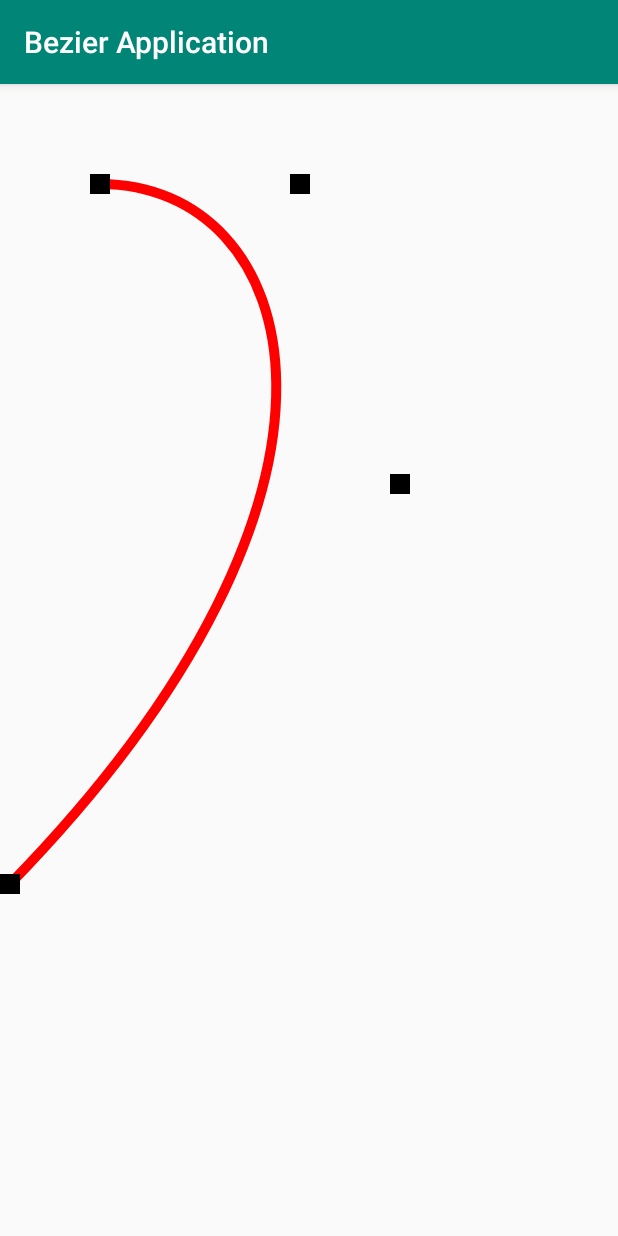
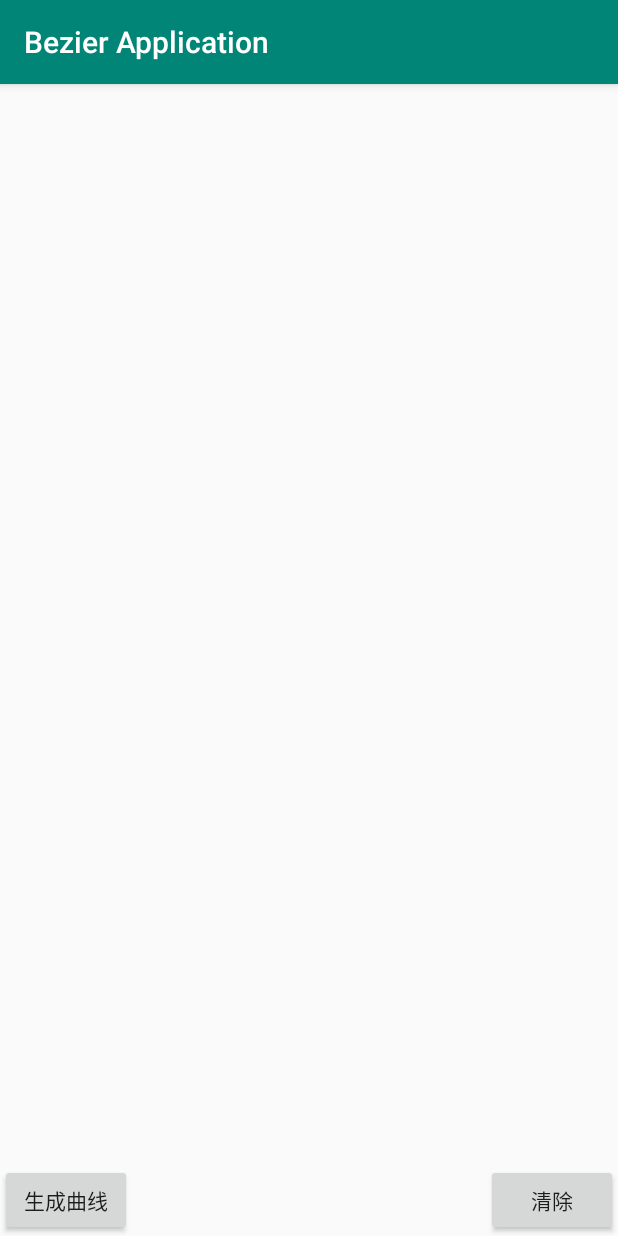
Before and after one commit to infinite-Zh/bezier-app, an Android app: the screen it shows after launch (MainActivity), on a phone screen of 412 x 824 dp. Run offline under Robolectric (Android 15) with nearby library versions, the phone set to English and light mode, and no system bars.

Commit message:
添加取点和生成曲线的方法

```diff
--- a/app/src/main/java/cn/infinite/bezierapplication/BezierView.kt
+++ b/app/src/main/java/cn/infinite/bezierapplication/BezierView.kt
@@ -44,22 +44,37 @@ class BezierView : View {
         return super.onTouchEvent(event)
     }
 
-    fun drawBezier(canvas: Canvas) {
+    private fun drawBezier(canvas: Canvas) {
         if (mPoints.size <= 1) {
             return
         }
-        if (mPoints.size == 2) {
-            mPath.moveTo(mPoints[0].x, mPoints[0].y)
-            mPath.lineTo(mPoints[1].x, mPoints[1].y)
-        } else {
-
-        }
-
 
         canvas.drawPath(mPath, mPaint)
 
     }
 
+    /**
+     * p(i,j)=
+     *
+     * */
+    private fun calculateBezier(order: Int, j: Int, t: Float, calculateX: Boolean): Float {
+        return if (order == 1) {
+            if (calculateX) {
+                (1 - t).times(mPoints[j].x) + t.times(mPoints[j - 1].x)
+            } else {
+                (1 - t).times(mPoints[j].y) + t.times(mPoints[j - 1].y)
+            }
+        } else {
+            (1 - t).times(calculateBezier(order - 1, j, t, calculateX)) + t.times(
+                calculateBezier(
+                    order - 1,
+                    j + 1,
+                    t,
+                    calculateX
+                )
+            )
+        }
+    }
 
 
     fun reset() {
@@ -68,18 +83,41 @@ class BezierView : View {
         invalidate()
     }
 
+    fun compute() {
+
+        for (i in 0..999) {
+        }
+        var i = 1 / 1000f
+        while (i < 1) {
+            val p = PointF(
+                calculateBezier(mPoints.size - 1, 0, i, true),
+                calculateBezier(mPoints.size - 1, 0, i, false)
+            )
+            if (i == 1 / 1000f) {
+                mPath.moveTo(p.x, p.y)
+            } else {
+                mPath.lineTo(p.x, p.y)
+            }
+
+            i += 1 / 1000
+        }
+
+        invalidate()
+    }
+
     override fun onDraw(canvas: Canvas?) {
         super.onDraw(canvas)
-        mPath.moveTo(100f, 100f)
-//        mPath.quadTo(300f,100f,400f,400f)
-        mPath.cubicTo(300f, 100f, 400f, 400f, 10f, 800f)
-        canvas?.apply {
-            drawPath(mPath, mPaint)
-            drawPoint(100f, 100f, mPointPaint)
-            drawPoint(300f, 100f, mPointPaint)
-            drawPoint(400f, 400f, mPointPaint)
-            drawPoint(10f, 800f, mPointPaint)
-
-        }
+//        mPath.moveTo(100f, 100f)
+////        mPath.quadTo(300f,100f,400f,400f)
+//        mPath.cubicTo(300f, 100f, 400f, 400f, 10f, 800f)
+//        canvas?.apply {
+//            drawPath(mPath, mPaint)
+//            drawPoint(100f, 100f, mPointPaint)
+//            drawPoint(300f, 100f, mPointPaint)
+//            drawPoint(400f, 400f, mPointPaint)
+//            drawPoint(10f, 800f, mPointPaint)
+//
+//        }
+        drawBezier(canvas!!)
     }
 }
--- a/app/src/main/java/cn/infinite/bezierapplication/MainActivity.kt
+++ b/app/src/main/java/cn/infinite/bezierapplication/MainActivity.kt
@@ -8,5 +8,6 @@ class MainActivity : AppCompatActivity() {
     override fun onCreate(savedInstanceState: Bundle?) {
         super.onCreate(savedInstanceState)
         setContentView(R.layout.activity_main)
+
     }
 }
--- a/app/src/main/res/layout/activity_main.xml
+++ b/app/src/main/res/layout/activity_main.xml
@@ -1,5 +1,5 @@
 <?xml version="1.0" encoding="utf-8"?>
-<LinearLayout xmlns:android="http://schemas.android.com/apk/res/android"
+<RelativeLayout xmlns:android="http://schemas.android.com/apk/res/android"
     xmlns:app="http://schemas.android.com/apk/res-auto"
     xmlns:tools="http://schemas.android.com/tools"
     android:layout_width="match_parent"
@@ -7,8 +7,25 @@
     tools:context=".MainActivity">
 
     <cn.infinite.bezierapplication.BezierView
+        android:id="@+id/bezierView"
         android:layout_width="match_parent"
         android:layout_height="match_parent"
         android:text="Hello World!" />
 
-</LinearLayout>
+
+    <Button
+        android:id="@+id/generate"
+        android:layout_width="wrap_content"
+        android:layout_height="wrap_content"
+        android:layout_alignParentLeft="true"
+        android:layout_alignParentBottom="true"
+        android:text="生成曲线" />
+
+    <Button
+        android:id="@+id/clear"
+        android:layout_width="wrap_content"
+        android:layout_height="wrap_content"
+        android:layout_alignParentRight="true"
+        android:layout_alignParentBottom="true"
+        android:text="清除" />
+</RelativeLayout>
```
